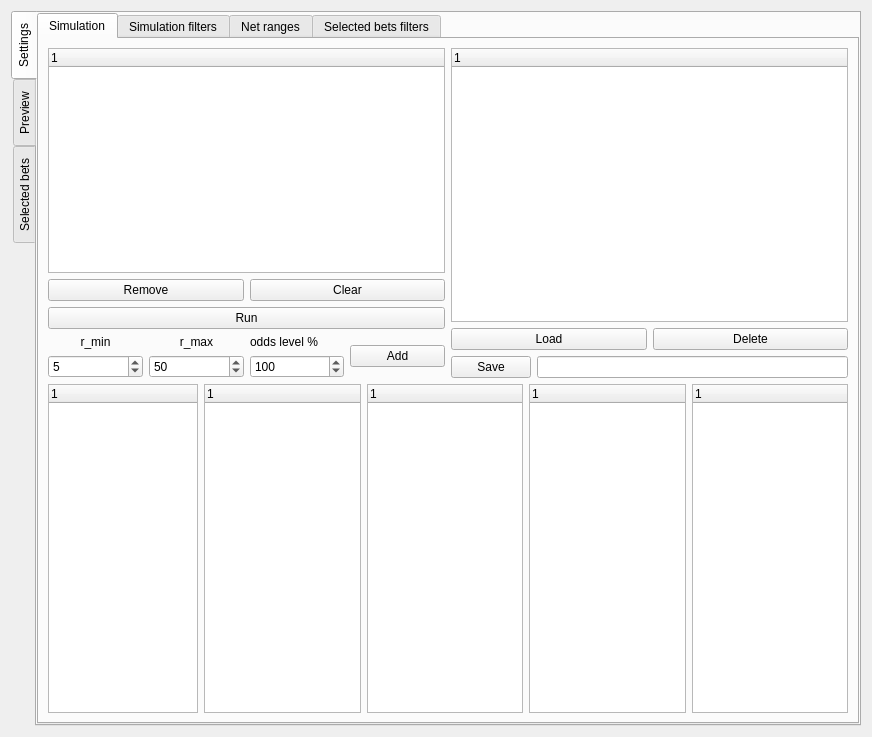
Qt form data/ui/simulator.ui (jacek-markowski/BetBoy) before a commit.
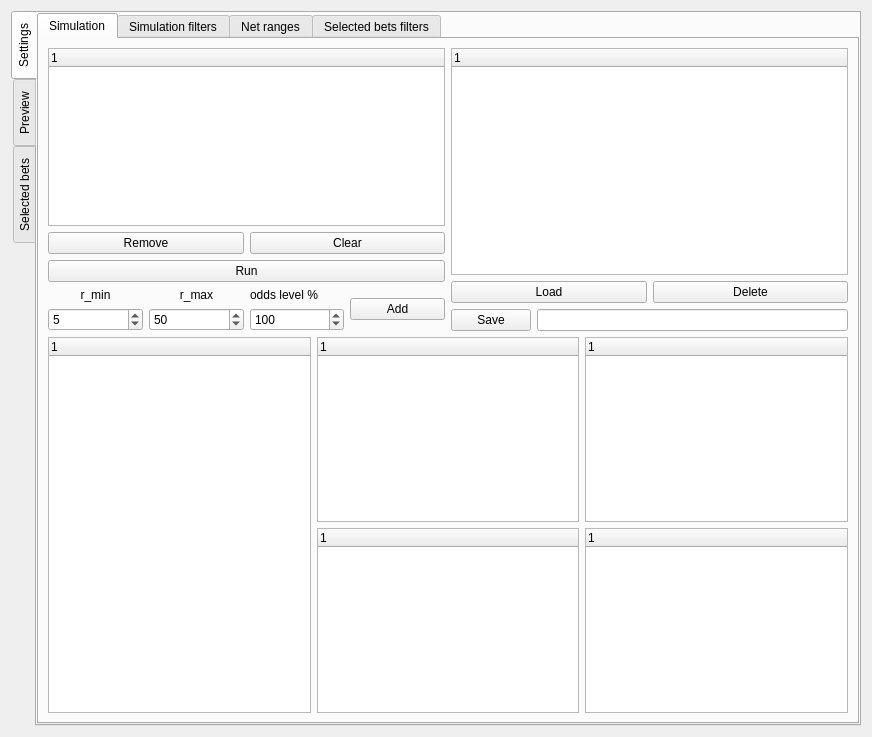
The same form after that commit. Icons and pictures are not drawn.

Diff of the .ui file:
```diff
--- a/data/ui/simulator.ui
+++ b/data/ui/simulator.ui
@@ -48,7 +48,7 @@
           <attribute name="title">
            <string>Simulation</string>
           </attribute>
-          <layout class="QVBoxLayout" name="verticalLayout_41">
+          <layout class="QVBoxLayout" name="verticalLayout_47">
            <item>
             <layout class="QHBoxLayout" name="horizontalLayout_12">
              <item>
@@ -278,12 +278,12 @@
             </layout>
            </item>
            <item>
-            <layout class="QHBoxLayout" name="horizontalLayout_24">
+            <layout class="QHBoxLayout" name="horizontalLayout_20">
              <item>
               <widget class="QTreeWidget" name="tree_leagues">
                <property name="maximumSize">
                 <size>
-                 <width>250</width>
+                 <width>350</width>
                  <height>16777215</height>
                 </size>
                </property>
@@ -295,14 +295,7 @@
               </widget>
              </item>
              <item>
-              <widget class="QTreeWidget" name="tree_nets">
-               <column>
-                <property name="text">
-                 <string notr="true">1</string>
-                </property>
-               </column>
-              </widget>
-             </item>
+              <layout class="QVBoxLayout" name="verticalLayout_41">
              <item>
               <widget class="QTreeWidget" name="tree_filters">
                <column>
@@ -313,6 +306,19 @@
               </widget>
              </item>
              <item>
+                <widget class="QTreeWidget" name="tree_nets">
+                 <column>
+                  <property name="text">
+                   <string notr="true">1</string>
+                  </property>
+                 </column>
+                </widget>
+               </item>
+              </layout>
+             </item>
+             <item>
+              <layout class="QVBoxLayout" name="verticalLayout_46">
+               <item>
               <widget class="QTreeWidget" name="tree_ranges">
                <column>
                 <property name="text">
@@ -333,6 +339,8 @@
             </layout>
            </item>
           </layout>
+           </item>
+          </layout>
          </widget>
          <widget class="QWidget" name="tab_2">
           <attribute name="title">
```
Left out of the diff: 44 changed lines with no effect on the pictures. Lines whose indentation alone changed are shown as unchanged.
